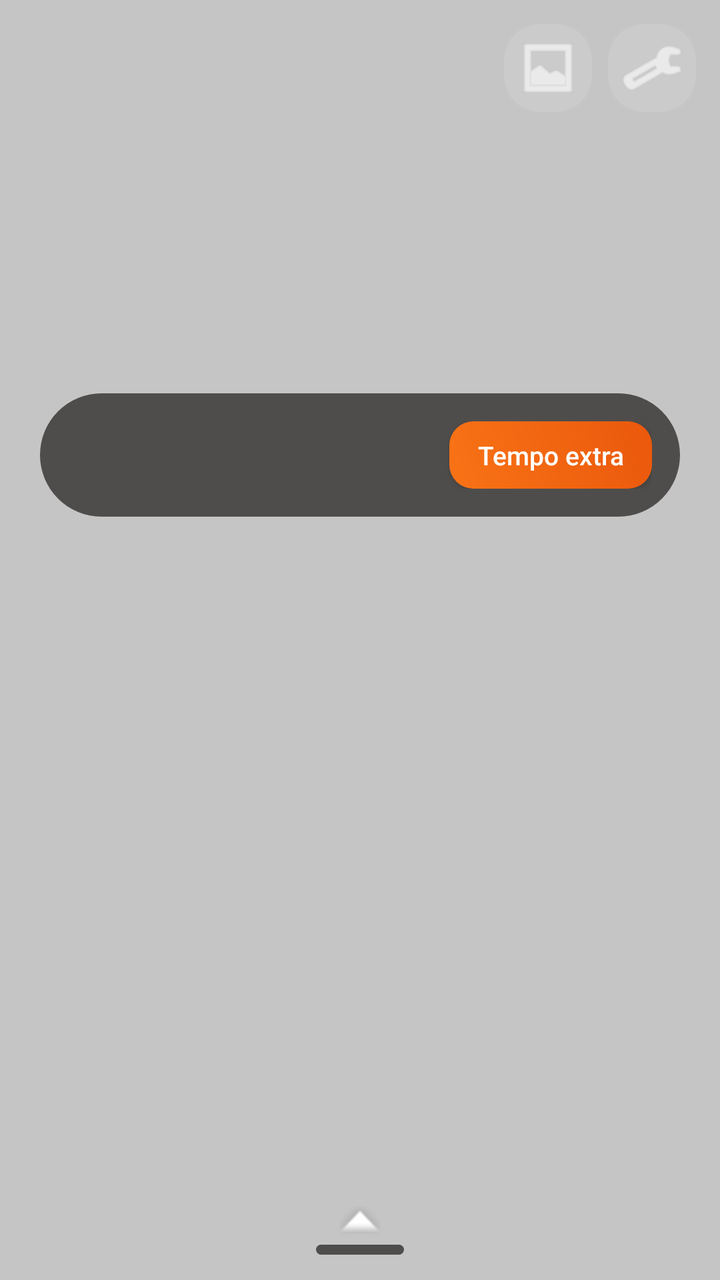
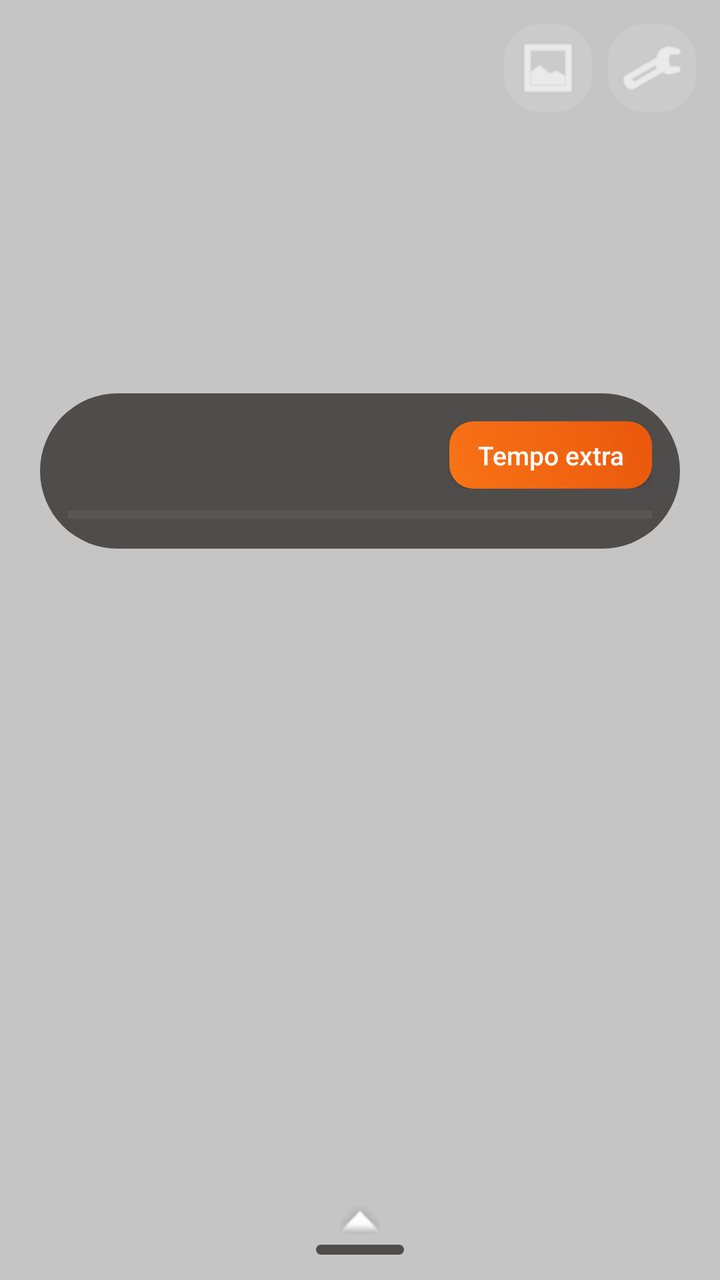

Two renders of the same Android screen: before a commit and after it. Below are the layout's source before the change and the commit's diff.
<!-- AndroidManifest.xml: activity theme AppTheme.Launcher -->
<!-- res/layout/activity_launcher_home.xml -->
<?xml version="1.0" encoding="utf-8"?>
<FrameLayout xmlns:android="http://schemas.android.com/apk/res/android"
    android:layout_width="match_parent"
    android:layout_height="match_parent">

    

    
    <TextureView
        android:id="@+id/videoWallpaper"
        android:layout_width="match_parent"
        android:layout_height="match_parent"
        android:visibility="gone" />

    
    <View
        android:layout_width="match_parent"
        android:layout_height="match_parent"
        android:background="#3A000000" />

    <LinearLayout
        android:id="@+id/contentColumn"
        android:layout_width="match_parent"
        android:layout_height="match_parent"
        android:orientation="vertical">

        
        <LinearLayout
            android:layout_width="match_parent"
            android:layout_height="wrap_content"
            android:orientation="horizontal"
            android:gravity="end"
            android:padding="12dp">

            <ImageButton
                android:id="@+id/paletteButton"
                android:layout_width="44dp"
                android:layout_height="44dp"
                android:layout_marginEnd="8dp"
                android:background="@drawable/bg_app_icon"
                android:src="@android:drawable/ic_menu_gallery"
                android:tint="#FFFFFF"
                android:contentDescription="Personalizar tela inicial" />

            <ImageButton
                android:id="@+id/settingsButton"
                android:layout_width="44dp"
                android:layout_height="44dp"
                android:background="@drawable/bg_app_icon"
                android:src="@android:drawable/ic_menu_manage"
                android:tint="#FFFFFF"
                android:contentDescription="Configurações do GuardianShield" />
        </LinearLayout>

        
        <LinearLayout
            android:id="@+id/clockContainer"
            android:layout_width="match_parent"
            android:layout_height="wrap_content"
            android:orientation="vertical"
            android:gravity="center"
            android:paddingVertical="20dp">

            <TextView
                android:id="@+id/clockText"
                android:layout_width="wrap_content"
                android:layout_height="wrap_content"
                android:textColor="#FFFFFF"
                android:textSize="48sp"
                android:textStyle="bold" />

            <TextView
                android:id="@+id/dateText"
                android:layout_width="wrap_content"
                android:layout_height="wrap_content"
                android:layout_marginTop="4dp"
                android:textColor="#CCFFFFFF"
                android:textSize="15sp" />
        </LinearLayout>

        
        <LinearLayout
            android:id="@+id/statusPill"
            android:layout_width="match_parent"
            android:layout_height="wrap_content"
            android:layout_marginHorizontal="20dp"
            android:layout_marginBottom="12dp"
            android:orientation="horizontal"
            android:gravity="center_vertical"
            android:background="@drawable/bg_status_pill"
            android:padding="14dp">

            <TextView
                android:id="@+id/batteryText"
                android:layout_width="wrap_content"
                android:layout_height="wrap_content"
                android:textColor="#CCFFFFFF"
                android:textSize="13sp" />

            <TextView
                android:id="@+id/remainingTimeText"
                android:layout_width="0dp"
                android:layout_height="wrap_content"
                android:layout_weight="1"
                android:layout_marginStart="16dp"
                android:textColor="#CCFFFFFF"
                android:textSize="13sp" />

            <Button
                android:id="@+id/requestTimeButton"
                android:layout_width="wrap_content"
                android:layout_height="wrap_content"
                android:minHeight="0dp"
                android:text="Tempo extra"
                android:textAllCaps="false"
                android:textSize="13sp"
                android:background="@drawable/bg_button_primary"
                android:textColor="#FFFFFF"
                android:paddingHorizontal="14dp"
                android:paddingVertical="8dp" />
        </LinearLayout>

        
        <LinearLayout
            android:id="@+id/tasksSectionContainer"
            android:layout_width="match_parent"
            android:layout_height="wrap_content"
            android:orientation="vertical"
            android:layout_marginBottom="8dp"
            android:visibility="gone">

            <TextView
                android:layout_width="wrap_content"
                android:layout_height="wrap_content"
                android:layout_marginStart="20dp"
                android:layout_marginBottom="6dp"
                android:text="Tarefas de hoje"
                android:textColor="#CCFFFFFF"
                android:textSize="13sp"
                android:textStyle="bold" />

            <androidx.recyclerview.widget.RecyclerView
                android:id="@+id/tasksRecyclerView"
                android:layout_width="match_parent"
                android:layout_height="wrap_content"
                android:paddingHorizontal="14dp"
                android:clipToPadding="false" />
        </LinearLayout>

        
        <androidx.recyclerview.widget.RecyclerView
            android:id="@+id/homeGridRecyclerView"
            android:layout_width="match_parent"
            android:layout_height="0dp"
            android:layout_weight="1"
            android:clipToPadding="false"
            android:paddingHorizontal="8dp" />

        <TextView
            android:id="@+id/emptyHomeHint"
            android:layout_width="match_parent"
            android:layout_height="0dp"
            android:layout_weight="1"
            android:gravity="center"
            android:padding="32dp"
            android:text="Toque e segure um app na gaveta para fixar aqui na tela inicial"
            android:textColor="#99FFFFFF"
            android:textSize="13sp"
            android:visibility="gone" />

        
        <LinearLayout
            android:id="@+id/drawerHandle"
            android:layout_width="match_parent"
            android:layout_height="52dp"
            android:layout_gravity="center_horizontal"
            android:orientation="vertical"
            android:gravity="center">

            <ImageView
                android:id="@+id/drawerHandleChevron"
                android:layout_width="20dp"
                android:layout_height="20dp"
                android:layout_marginBottom="2dp"
                android:src="@android:drawable/arrow_up_float"
                android:tint="#99FFFFFF"
                android:contentDescription="@null" />

            <View
                android:layout_width="44dp"
                android:layout_height="5dp"
                android:background="@drawable/bg_status_pill" />
        </LinearLayout>
    </LinearLayout>
</FrameLayout>
<!-- resources referenced by this layout -->
<resources>
  <!-- drawable bg_app_icon (drawable) -->
  <?xml version="1.0" encoding="utf-8"?>
  <shape xmlns:android="http://schemas.android.com/apk/res/android" android:shape="rectangle">
      <corners android:radius="18dp" />
      <solid android:color="#1AFFFFFF" />
  </shape>
  <!-- drawable bg_button_primary (drawable) -->
  <?xml version="1.0" encoding="utf-8"?>
  <shape xmlns:android="http://schemas.android.com/apk/res/android" android:shape="rectangle">
      <corners android:radius="12dp" />
      
      <gradient
          android:type="linear"
          android:angle="45"
          android:startColor="#F97316"
          android:endColor="#EA580C" />
  </shape>
  <!-- drawable bg_status_pill (drawable) -->
  <?xml version="1.0" encoding="utf-8"?>
  <shape xmlns:android="http://schemas.android.com/apk/res/android" android:shape="rectangle">
      <corners android:radius="999dp" />
      
      <solid android:color="#B21C1917" />
  </shape>
  <style name="AppTheme.Launcher" parent="AppTheme.NoActionBar">
          <item name="android:windowShowWallpaper">true</item>
          <item name="android:windowBackground">@android:color/transparent</item>
          <item name="android:colorBackgroundCacheHint">@null</item>
      </style>
  <style name="AppTheme.NoActionBar" parent="Theme.AppCompat.DayNight.NoActionBar">
          <item name="windowActionBar">false</item>
          <item name="windowNoTitle">true</item>
          <item name="android:background">@null</item>
      </style>
</resources>

<!-- the commit's change to res/layout/activity_launcher_home.xml (unified diff, before → after) -->
@@ -26,11 +26,57 @@
 
         
         <LinearLayout
+            android:id="@+id/permissionWarningBanner"
             android:layout_width="match_parent"
             android:layout_height="wrap_content"
             android:orientation="horizontal"
-            android:gravity="end"
+            android:gravity="center_vertical"
+            android:background="#DC262626"
+            android:padding="12dp"
+            android:visibility="gone">
+
+            <TextView
+                android:id="@+id/permissionWarningText"
+                android:layout_width="0dp"
+                android:layout_height="wrap_content"
+                android:layout_weight="1"
+                android:text="⚠️ Permissão necessária não concedida"
+                android:textColor="#FFFFFF"
+                android:textSize="12sp"
+                android:textStyle="bold" />
+
+            <TextView
+                android:layout_width="wrap_content"
+                android:layout_height="wrap_content"
+                android:text="Corrigir ›"
+                android:textColor="#FFFFFF"
+                android:textSize="12sp"
+                android:textStyle="bold" />
+        </LinearLayout>
+
+        
+        <LinearLayout
+            android:layout_width="match_parent"
+            android:layout_height="wrap_content"
+            android:orientation="horizontal"
+            android:gravity="center_vertical"
             android:padding="12dp">
+
+            
+            <ImageButton
+                android:id="@+id/emergencyCallButton"
+                android:layout_width="44dp"
+                android:layout_height="44dp"
+                android:background="@drawable/bg_app_icon"
+                android:src="@android:drawable/ic_menu_call"
+                android:tint="#F43F5E"
+                android:visibility="gone"
+                android:contentDescription="Ligar para emergência" />
+
+            <View
+                android:layout_width="0dp"
+                android:layout_height="1dp"
+                android:layout_weight="1" />
 
             <ImageButton
                 android:id="@+id/paletteButton"
@@ -85,65 +131,95 @@
             android:layout_height="wrap_content"
             android:layout_marginHorizontal="20dp"
             android:layout_marginBottom="12dp"
-            android:orientation="horizontal"
-            android:gravity="center_vertical"
+            android:orientation="vertical"
             android:background="@drawable/bg_status_pill"
             android:padding="14dp">
 
-            <TextView
-                android:id="@+id/batteryText"
-                android:layout_width="wrap_content"
-                android:layout_height="wrap_content"
-                android:textColor="#CCFFFFFF"
-                android:textSize="13sp" />
-
-            <TextView
-                android:id="@+id/remainingTimeText"
-                android:layout_width="0dp"
-                android:layout_height="wrap_content"
-                android:layout_weight="1"
-                android:layout_marginStart="16dp"
-                android:textColor="#CCFFFFFF"
-                android:textSize="13sp" />
-
-            <Button
-                android:id="@+id/requestTimeButton"
-                android:layout_width="wrap_content"
-                android:layout_height="wrap_content"
-                android:minHeight="0dp"
-                android:text="Tempo extra"
-                android:textAllCaps="false"
-                android:textSize="13sp"
-                android:background="@drawable/bg_button_primary"
-                android:textColor="#FFFFFF"
-                android:paddingHorizontal="14dp"
-                android:paddingVertical="8dp" />
-        </LinearLayout>
+            <LinearLayout
+                android:layout_width="match_parent"
+                android:layout_height="wrap_content"
+                android:orientation="horizontal"
+                android:gravity="center_vertical">
+
+                <TextView
+                    android:id="@+id/batteryText"
+                    android:layout_width="wrap_content"
+                    android:layout_height="wrap_content"
+                    android:textColor="#CCFFFFFF"
+                    android:textSize="13sp" />
+
+                <TextView
+                    android:id="@+id/remainingTimeText"
+                    android:layout_width="0dp"
+                    android:layout_height="wrap_content"
+                    android:layout_weight="1"
+                    android:layout_marginStart="16dp"
+                    android:textColor="#CCFFFFFF"
+                    android:textSize="13sp" />
+
+                <Button
+                    android:id="@+id/requestTimeButton"
+                    android:layout_width="wrap_content"
+                    android:layout_height="wrap_content"
+                    android:minHeight="0dp"
+                    android:text="Tempo extra"
+                    android:textAllCaps="false"
+                    android:textSize="13sp"
+                    android:background="@drawable/bg_button_primary"
+                    android:textColor="#FFFFFF"
+                    android:paddingHorizontal="14dp"
+                    android:paddingVertical="8dp" />
+            </LinearLayout>
+
+            <ProgressBar
+                android:id="@+id/timeProgressBar"
+                style="?android:attr/progressBarStyleHorizontal"
+                android:layout_width="match_parent"
+                android:layout_height="6dp"
+                android:layout_marginTop="10dp"
+                android:max="1000"
+                android:progress="0"
+                android:progressTint="#10B981"
+                android:progressBackgroundTint="#33FFFFFF" />
+        </LinearLayout>
+
+        
+        <TextView
+            android:id="@+id/nextScheduleHint"
+            android:layout_width="match_parent"
+            android:layout_height="wrap_content"
+            android:layout_marginHorizontal="20dp"
+            android:layout_marginBottom="12dp"
+            android:gravity="center"
+            android:textColor="#99FFFFFF"
+            android:textSize="12sp"
+            android:visibility="gone" />
 
         
         <LinearLayout
             android:id="@+id/tasksSectionContainer"
             android:layout_width="match_parent"
             android:layout_height="wrap_content"
-            android:orientation="vertical"
-            android:layout_marginBottom="8dp"
+            android:layout_marginHorizontal="20dp"
+            android:layout_marginBottom="12dp"
+            android:orientation="vertical"
+            android:padding="14dp"
             android:visibility="gone">
 
             <TextView
-                android:layout_width="wrap_content"
-                android:layout_height="wrap_content"
-                android:layout_marginStart="20dp"
-                android:layout_marginBottom="6dp"
+                android:id="@+id/tasksSectionTitle"
+                android:layout_width="wrap_content"
+                android:layout_height="wrap_content"
+                android:layout_marginBottom="10dp"
                 android:text="Tarefas de hoje"
-                android:textColor="#CCFFFFFF"
-                android:textSize="13sp"
+                android:textColor="#FFFFFF"
+                android:textSize="14sp"
                 android:textStyle="bold" />
 
             <androidx.recyclerview.widget.RecyclerView
                 android:id="@+id/tasksRecyclerView"
                 android:layout_width="match_parent"
                 android:layout_height="wrap_content"
-                android:paddingHorizontal="14dp"
                 android:clipToPadding="false" />
         </LinearLayout>
 
